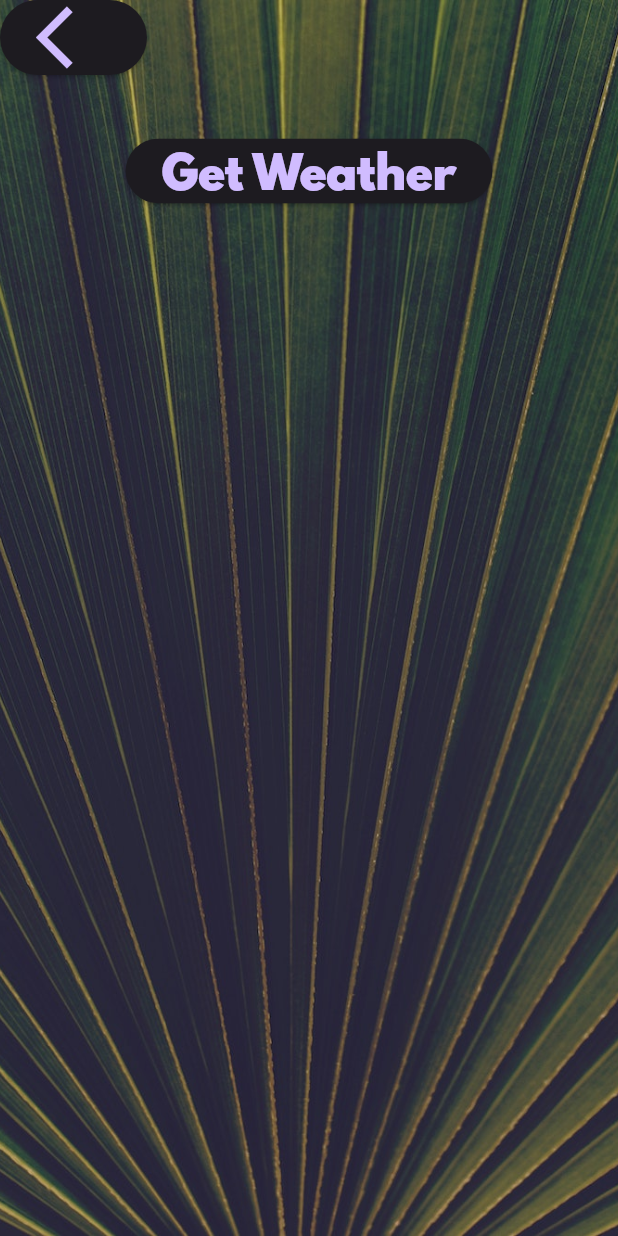
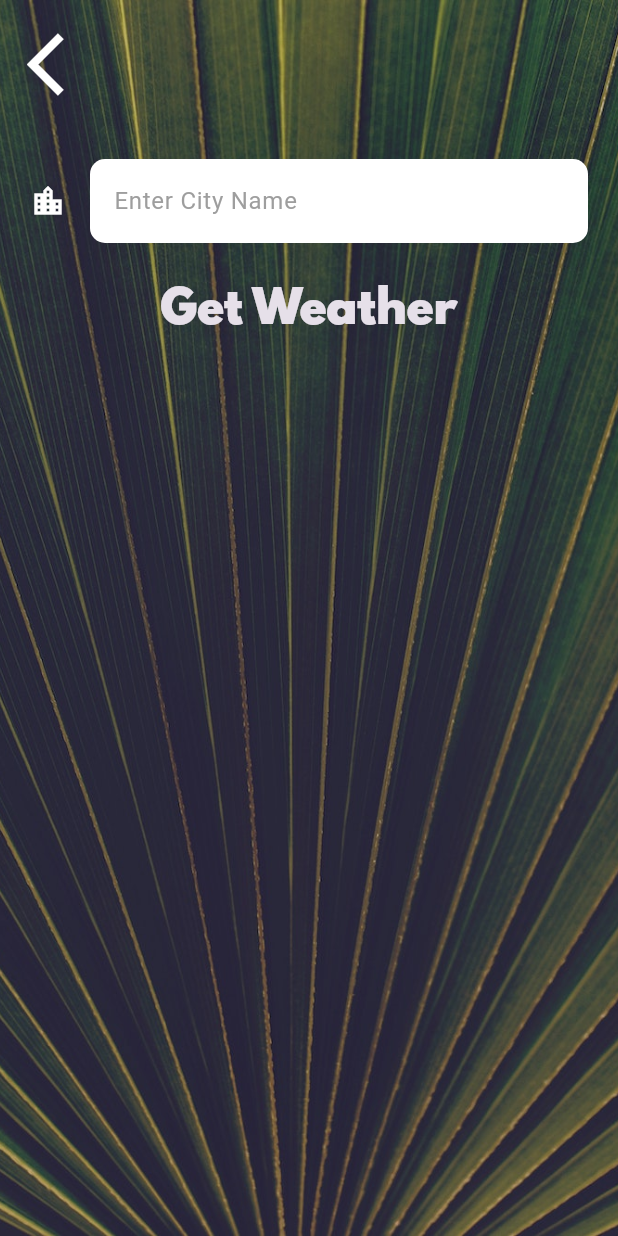
Before and after one commit to kevin-nemo74/clima, a Flutter app: the CityScreen screen opened directly, on a phone screen of 412 x 824 dp. Run offline on Flutter 3.47's test engine with Material 3 defaults, Android fonts, the phone set to English and light mode, and no system bars; our stand-ins replace flutter_spinkit, geolocator; network calls fail.

Commit message:
app finished

```diff
--- a/lib/screens/city_screen.dart
+++ b/lib/screens/city_screen.dart
@@ -7,6 +7,7 @@ class CityScreen extends StatefulWidget {
 }
 
 class _CityScreenState extends State<CityScreen> {
+  String? cityName;
   @override
   Widget build(BuildContext context) {
     return Scaffold(
@@ -21,22 +22,33 @@ class _CityScreenState extends State<CityScreen> {
         child: SafeArea(
           child: Column(
             children: <Widget>[
-              Align(
-                alignment: Alignment.topLeft,
-                child: ElevatedButton(
-                  onPressed: () {},
-                  child: Icon(
-                    Icons.arrow_back_ios,
-                    size: 50.0,
+              Padding(
+                padding: const EdgeInsets.all(18.0),
+                child: Align(
+                  alignment: Alignment.topLeft,
+                  child: GestureDetector(
+                    onTap: () {},
+                    child: Icon(
+                      Icons.arrow_back_ios,
+                      size: 50.0,
+                    ),
                   ),
                 ),
               ),
               Container(
                 padding: EdgeInsets.all(20.0),
-                child: null,
+                child: TextField(
+                  style: TextStyle(color: Colors.black),
+                  decoration: kTextFieldInD,
+                  onChanged: (value) {
+                    cityName = value;
+                  },
+                ),
               ),
-              ElevatedButton(
-                onPressed: () {},
+              GestureDetector(
+                onTap: () {
+                  Navigator.pop(context, cityName);
+                },
                 child: Text(
                   'Get Weather',
                   style: kButtonTextStyle,
--- a/lib/utilities/constants.dart
+++ b/lib/utilities/constants.dart
@@ -2,12 +2,12 @@ import 'package:flutter/material.dart';
 
 const kTempTextStyle = TextStyle(
   fontFamily: 'Spartan MB',
-  fontSize: 50,
+  fontSize: 100,
 );
 
 const kMessageTextStyle = TextStyle(
   fontFamily: 'Spartan MB',
-  fontSize: 60.0,
+  fontSize: 50,
 );
 
 const kButtonTextStyle = TextStyle(
@@ -18,3 +18,22 @@ const kButtonTextStyle = TextStyle(
 const kConditionTextStyle = TextStyle(
   fontSize: 100.0,
 );
+
+const kTextFieldInD = InputDecoration(
+  filled: true,
+  fillColor: Colors.white,
+  icon: Icon(
+    Icons.location_city,
+    color: Colors.white,
+  ),
+  hintText: 'Enter City Name',
+  hintStyle: TextStyle(
+    color: Colors.grey,
+  ),
+  border: OutlineInputBorder(
+    borderRadius: BorderRadius.all(
+      Radius.circular(10),
+    ),
+    borderSide: BorderSide.none,
+  ),
+);
```
Also changed, not shown: lib/screens/loading_screen.dart (+3 -9 lines), lib/screens/location_screen.dart (+24 -7 lines), lib/services/weather.dart (+23 -0 lines).
